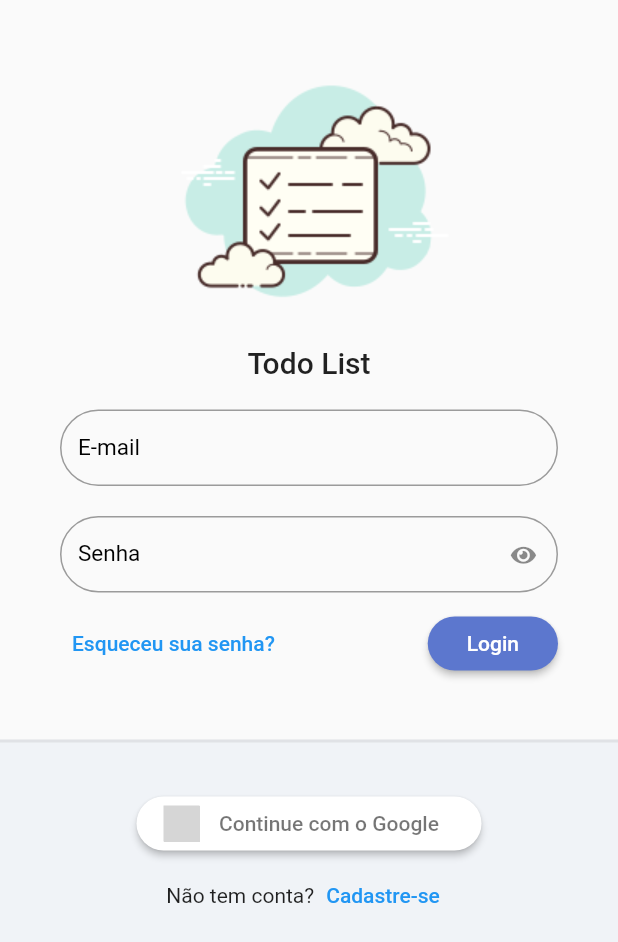
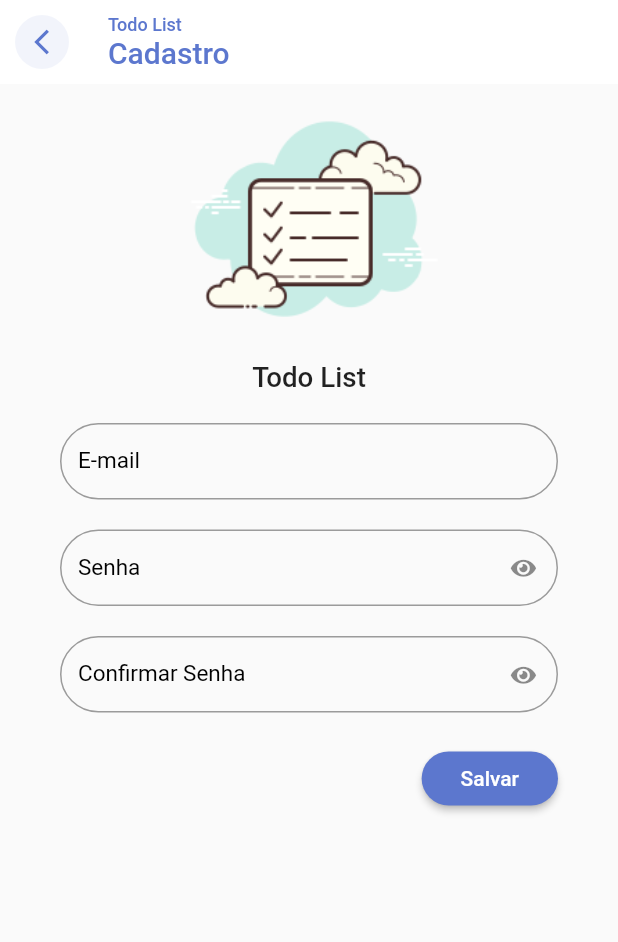
Before and after one commit to lucianamcedro/todolist_flutter, a Flutter app: the screen it shows after launch, after a tap on "Cadastre-se", on a phone screen of 412 x 824 dp. Shown: the top 942 px of the screen. Run offline on Flutter 3.47's test engine with Material 2 defaults, Android fonts, the phone set to English and light mode, and no system bars; our stand-ins replace flutter_signin_button, google_fonts, sqflite, synchronized; accounts and stored records are empty; Roboto replaces fonts that are missing (Mandali); grey boxes are pictures that could not be loaded.

Commit message:
feature/tela-de-cadastro

```diff
--- a/lib/app/modules/auth/auth_module.dart
+++ b/lib/app/modules/auth/auth_module.dart
@@ -2,6 +2,8 @@ import 'package:provider/provider.dart';
 import 'package:todolist_provider/app/core/modules/todo_list_module.dart';
 import 'package:todolist_provider/app/modules/auth/login/login_controller.dart';
 import 'package:todolist_provider/app/modules/auth/login/login_page.dart';
+import 'package:todolist_provider/app/modules/auth/register/register_controller.dart';
+import 'package:todolist_provider/app/modules/auth/register/register_page.dart';
 
 class AuthModule extends TodoListModule {
   AuthModule()
@@ -10,9 +12,13 @@ class AuthModule extends TodoListModule {
             ChangeNotifierProvider(
               create: (_) => LoginController(),
             ),
+            ChangeNotifierProvider(
+              create: (_) => RegisterController(),
+            ),
           ],
           routers: {
             '/login': (context) => const LoginPage(),
+            '/register': (context) => const RegisterPage(),
           },
         );
 }
--- a/lib/app/modules/auth/login/login_page.dart
+++ b/lib/app/modules/auth/login/login_page.dart
@@ -104,7 +104,9 @@ class LoginPage extends StatelessWidget {
                           children: [
                             const Text('Não tem conta?'),
                             TextButton(
-                                onPressed: () {},
+                                onPressed: () {
+                                  Navigator.of(_).pushNamed('/register');
+                                },
                                 child: const Text('Cadastre-se'))
                           ],
                         ),
--- /dev/null
+++ b/lib/app/modules/auth/register/register_controller.dart
@@ -0,0 +1,3 @@
+import 'package:flutter/material.dart';
+
+class RegisterController extends ChangeNotifier {}
--- /dev/null
+++ b/lib/app/modules/auth/register/register_page.dart
@@ -0,0 +1,107 @@
+import 'package:flutter/material.dart';
+import 'package:todolist_provider/app/core/ui/theme/theme_extension.dart';
+import 'package:todolist_provider/app/core/widget/todo_list_field.dart';
+import 'package:todolist_provider/app/core/widget/todo_list_logo.dart';
+
+class RegisterPage extends StatelessWidget {
+  const RegisterPage({Key? key}) : super(key: key);
+
+  @override
+  Widget build(BuildContext context) {
+    return Scaffold(
+      appBar: AppBar(
+        backgroundColor: Colors.white,
+        centerTitle: false,
+        title: Column(
+          crossAxisAlignment: CrossAxisAlignment.start,
+          children: [
+            Text(
+              'Todo List',
+              style: TextStyle(fontSize: 12, color: context.primaryColor),
+            ),
+            Text(
+              'Cadastro',
+              style: TextStyle(fontSize: 20, color: context.primaryColor),
+            ),
+          ],
+        ),
+        elevation: 0,
+        automaticallyImplyLeading: false,
+        leading: IconButton(
+          onPressed: () {
+            Navigator.pop(context);
+          },
+          icon: ClipOval(
+            child: Container(
+              color: context.primaryColor.withAlpha(20),
+              padding: const EdgeInsets.all(8),
+              child: Icon(
+                Icons.arrow_back_ios_outlined,
+                size: 20,
+                color: context.primaryColor,
+              ),
+            ),
+          ),
+        ),
+      ),
+      body: ListView(
+        children: [
+          SizedBox(
+            height: MediaQuery.of(context).size.width * 0.5,
+            child: const FittedBox(
+              fit: BoxFit.fitHeight,
+              child: TodoListLogo(),
+            ),
+          ),
+          Padding(
+            padding: const EdgeInsets.symmetric(
+              horizontal: 40.0,
+              vertical: 20.0,
+            ),
+            child: Form(
+              child: Column(
+                children: [
+                  TodoListField(
+                    label: 'E-mail',
+                  ),
+                  const SizedBox(
+                    height: 20,
+                  ),
+                  TodoListField(
+                    label: 'Senha',
+                    obscureText: true,
+                  ),
+                  const SizedBox(
+                    height: 20,
+                  ),
+                  TodoListField(
+                    label: 'Confirmar Senha',
+                    obscureText: true,
+                  ),
+                  const SizedBox(
+                    height: 20,
+                  ),
+                  Align(
+                    alignment: Alignment.bottomRight,
+                    child: ElevatedButton(
+                      onPressed: () {},
+                      style: ElevatedButton.styleFrom(
+                        shape: RoundedRectangleBorder(
+                          borderRadius: BorderRadius.circular(20),
+                        ),
+                      ),
+                      child: const Padding(
+                        padding: EdgeInsets.all(10.0),
+                        child: Text('Salvar'),
+                      ),
+                    ),
+                  ),
+                ],
+              ),
+            ),
+          )
+        ],
+      ),
+    );
+  }
+}
```
